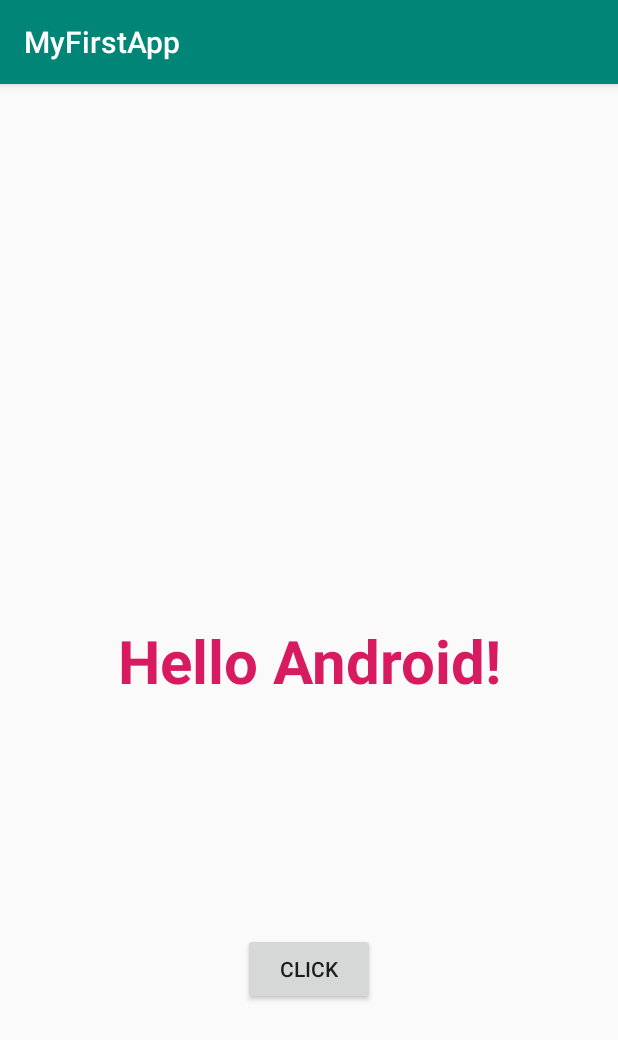
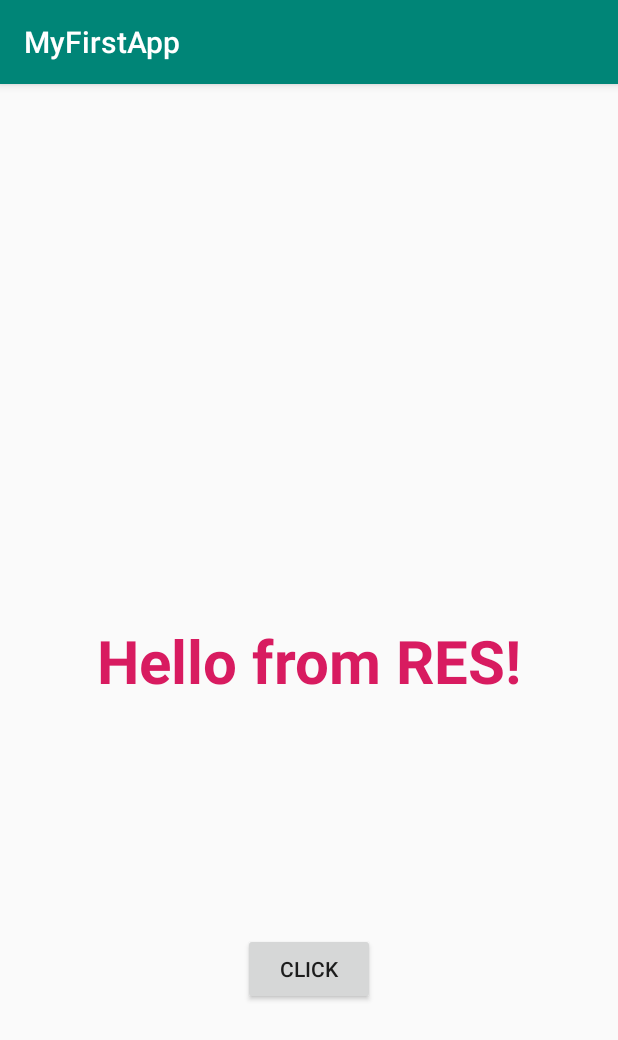
Before and after one commit to lavsexpert/myfirstapp, an Android app: the screen it shows after launch (MainActivity), on a phone screen of 412 x 824 dp. Shown: the top 1040 px of the screen. Run offline under Robolectric (Android 15) with nearby library versions, the phone set to English and light mode, and no system bars.

Commit message:
Научились обращаться к элементам из кода и ресурсов, подключать обработку событий, работать с бандлами

```diff
--- a/app/src/main/java/plus1/club/MainActivity.java
+++ b/app/src/main/java/plus1/club/MainActivity.java
@@ -1,13 +1,39 @@
 package plus1.club;
 
+import android.os.Build;
+import android.support.v4.content.ContextCompat;
 import android.support.v7.app.AppCompatActivity;
 import android.os.Bundle;
+import android.view.View;
+import android.widget.Button;
+import android.widget.TextView;
 
 public class MainActivity extends AppCompatActivity {
+
+    private Button mBtnClick;
+    private TextView mText;
 
     @Override
     protected void onCreate(Bundle savedInstanceState) {
         super.onCreate(savedInstanceState);
         setContentView(R.layout.activity_main);
+
+        final String newString = getString(R.string.new_text);
+        if (Build.VERSION.SDK_INT >= Build.VERSION_CODES.M) {
+            getColor(R.color.red);
+        }
+        ContextCompat.getColor(this, R.color.red);
+
+        mText = findViewById(R.id.tv_text);
+        mBtnClick = findViewById(R.id.btn_click);
+        mBtnClick.setOnClickListener(new View.OnClickListener() {
+            @Override
+            public void onClick(View v) {
+                mText.setText(newString);
+            }
+        });
+
+        Bundle bundle = new Bundle();
+        bundle.putString("KEY", "SAD");
     }
 }
--- a/app/src/main/res/layout/activity_main.xml
+++ b/app/src/main/res/layout/activity_main.xml
@@ -7,10 +7,10 @@
     tools:context=".MainActivity">
 
     <TextView
-        android:id="@+id/textView"
+        android:id="@+id/tv_text"
         android:layout_width="wrap_content"
         android:layout_height="wrap_content"
-        android:text="Hello Android!"
+        android:text="@string/hello_android"
         android:textSize="40sp"
         android:textStyle="bold"
         android:textColor="@color/colorAccent"
@@ -20,17 +20,17 @@
         app:layout_constraintTop_toTopOf="parent" />
 
     <Button
-        android:id="@+id/button"
+        android:id="@+id/btn_click"
         android:layout_width="wrap_content"
         android:layout_height="wrap_content"
         android:layout_marginStart="8dp"
         android:layout_marginTop="8dp"
         android:layout_marginEnd="8dp"
         android:layout_marginBottom="8dp"
-        android:text="Click"
+        android:text="@string/click"
         app:layout_constraintBottom_toBottomOf="parent"
         app:layout_constraintEnd_toEndOf="parent"
         app:layout_constraintStart_toStartOf="parent"
-        app:layout_constraintTop_toBottomOf="@+id/textView" />
+        app:layout_constraintTop_toBottomOf="@+id/tv_text" />
 
 </android.support.constraint.ConstraintLayout>
--- a/app/src/main/res/values/colors.xml
+++ b/app/src/main/res/values/colors.xml
@@ -3,4 +3,6 @@
     <color name="colorPrimary">#008577</color>
     <color name="colorPrimaryDark">#00574B</color>
     <color name="colorAccent">#D81B60</color>
+
+    <color name="red">#FF0000</color>
 </resources>
--- a/app/src/main/res/values/strings.xml
+++ b/app/src/main/res/values/strings.xml
@@ -1,3 +1,6 @@
 <resources>
     <string name="app_name">MyFirstApp</string>
+    <string name="hello_android">Hello from RES!</string>
+    <string name="new_text">This text is new</string>
+    <string name="click">Click</string>
 </resources>
```
